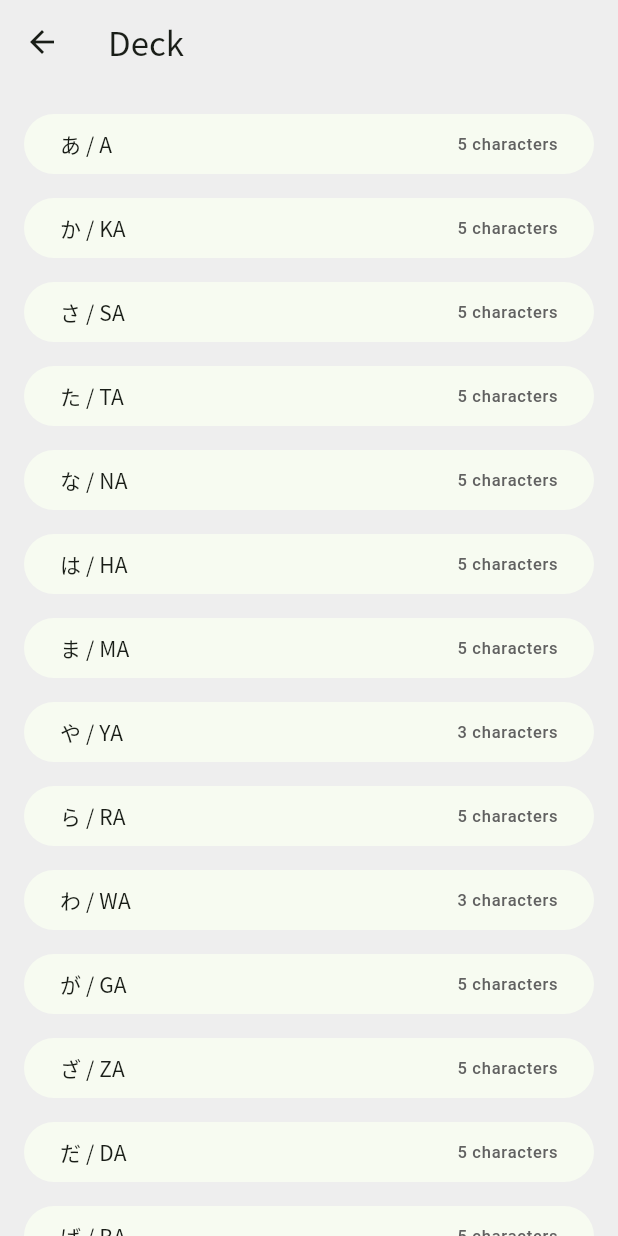
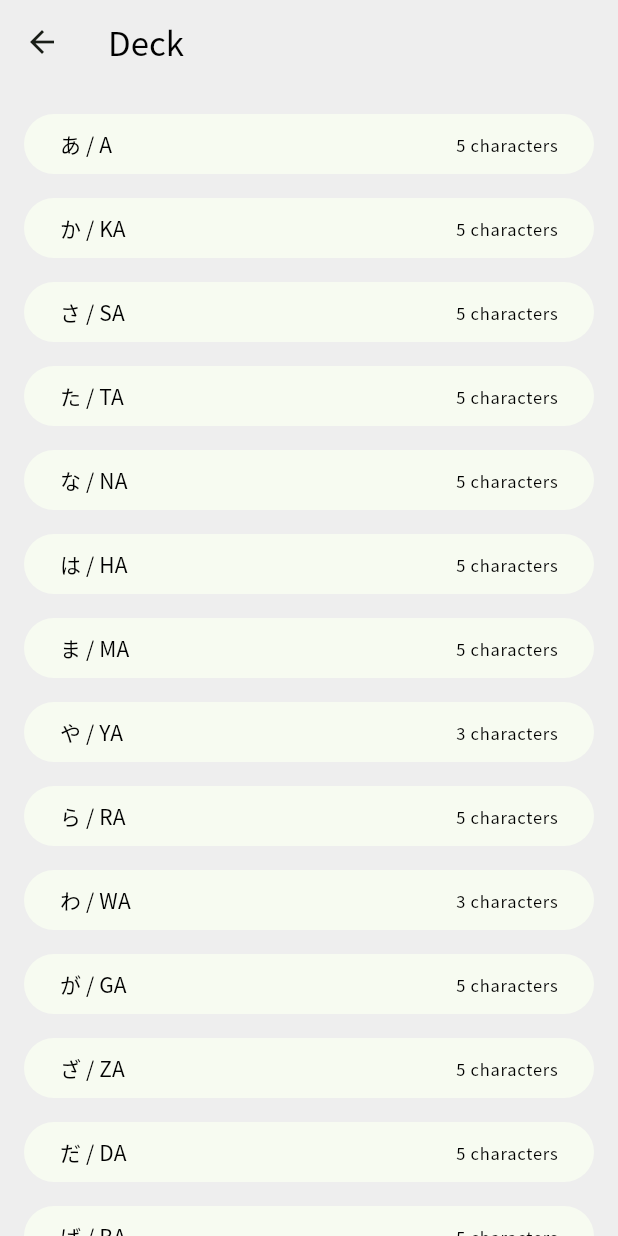
Before and after one commit to ydori/kana, a Flutter app: the screen it shows after launch, after a tap on "Deck", on a phone screen of 412 x 824 dp. Run offline on Flutter 3.47's test engine with Material 3 defaults, Android fonts, the phone set to English and light mode, and no system bars.

Commit message:
fix: define default font on theme

```diff
--- a/lib/feature/chart/hiragana_chart_screen.dart
+++ b/lib/feature/chart/hiragana_chart_screen.dart
@@ -12,10 +12,7 @@ class HiraganaChartScreen extends StatelessWidget {
       appBar: AppBar(
         title: Text(
           "Hiragana",
-          style: Theme.of(context).textTheme.titleLarge?.copyWith(
-            fontFamily: "Noto Sans JP",
-            fontVariations: [FontVariation.weight(500)],
-          ),
+          style: Theme.of(context).textTheme.titleLarge,
         ),
       ),
       body: LayoutBuilder(
--- a/lib/feature/chart/widget/kana_box.dart
+++ b/lib/feature/chart/widget/kana_box.dart
@@ -20,10 +20,7 @@ class KanaBox extends StatelessWidget {
         children: [
           Text(
             kana,
-            style: Theme.of(context).textTheme.titleLarge?.copyWith(
-              fontFamily: "Noto Sans JP",
-              fontVariations: [FontVariation.weight(500)],
-            ),
+            style: Theme.of(context).textTheme.titleLarge,
           ),
           const SizedBox(height: 4.0),
           Text(
--- a/lib/feature/home/home_screen.dart
+++ b/lib/feature/home/home_screen.dart
@@ -61,23 +61,14 @@ class HomeScreen extends StatelessWidget {
                     children: [
                       Text(
                         "Deck",
-                        style:
-                            Theme.of(context).textTheme.titleMedium?.copyWith(
-                          fontFamily: "Noto Sans JP",
-                          fontVariations: [FontVariation.weight(500)],
-                        ),
+                        style: Theme.of(context).textTheme.titleMedium,
                       ),
                       Spacer(),
                       Consumer<QuizModel>(
                         builder: (context, model, child) {
                           return Text(
                             "${model.totalKana} characters",
-                            style: Theme.of(context)
-                                .textTheme
-                                .labelSmall
-                                ?.copyWith(
-                                  color: Colors.grey[700],
-                                ),
+                            style: Theme.of(context).textTheme.labelSmall,
                           );
                         },
                       ),
--- a/lib/feature/home/widget/chart_card.dart
+++ b/lib/feature/home/widget/chart_card.dart
@@ -30,17 +30,12 @@ class ChartCard extends StatelessWidget {
               children: [
                 Text(
                   title,
-                  style: Theme.of(context).textTheme.headlineLarge?.copyWith(
-                    fontFamily: "Noto Sans JP",
-                    fontVariations: [FontVariation.weight(500)],
-                  ),
+                  style: Theme.of(context).textTheme.headlineLarge,
                 ),
                 SizedBox(height: 8.0),
                 Text(
                   subtitle,
                   style: Theme.of(context).textTheme.titleSmall?.copyWith(
-                        fontFamily: "Noto Sans JP",
-                        fontVariations: [FontVariation.weight(500)],
                         color: Colors.grey[700],
                       ),
                 ),
--- a/lib/feature/quiz/deck_screen.dart
+++ b/lib/feature/quiz/deck_screen.dart
@@ -13,10 +13,7 @@ class DeckScreen extends StatelessWidget {
       appBar: AppBar(
         title: Text(
           "Deck",
-          style: Theme.of(context).textTheme.titleLarge?.copyWith(
-            fontFamily: "Noto Sans JP",
-            fontVariations: [FontVariation.weight(500)],
-          ),
+          style: Theme.of(context).textTheme.titleLarge,
         ),
       ),
       body: Consumer<QuizModel>(
@@ -42,17 +39,12 @@ class DeckScreen extends StatelessWidget {
                   children: [
                     Text(
                       "${kanaMap.entries.first.key} / ${kanaMap.entries.first.value}",
-                      style: Theme.of(context).textTheme.labelLarge?.copyWith(
-                        fontFamily: "Noto Sans JP",
-                        fontVariations: [FontVariation.weight(500)],
-                      ),
+                      style: Theme.of(context).textTheme.labelLarge,
                     ),
                     Spacer(),
                     Text(
                       "${kanaMap.length} characters",
-                      style: Theme.of(context).textTheme.labelSmall?.copyWith(
-                            color: Colors.grey[700],
-                          ),
+                      style: Theme.of(context).textTheme.labelSmall,
                     ),
                   ],
                 ),
--- a/lib/main.dart
+++ b/lib/main.dart
@@ -16,11 +16,66 @@ class MyApp extends StatelessWidget {
 
   @override
   Widget build(BuildContext context) {
+    final theme = Theme.of(context);
     return ChangeNotifierProvider(
       create: (context) => QuizModel(),
       child: MaterialApp(
         title: "Kana",
         theme: ThemeData(
+          textTheme: theme.textTheme
+              .copyWith(
+                displayLarge: theme.textTheme.displayLarge?.copyWith(
+                  fontVariations: [FontVariation.weight(500)],
+                ),
+                displayMedium: theme.textTheme.displayMedium?.copyWith(
+                  fontVariations: [FontVariation.weight(500)],
+                ),
+                displaySmall: theme.textTheme.displaySmall?.copyWith(
+                  fontVariations: [FontVariation.weight(500)],
+                ),
+                headlineLarge: theme.textTheme.headlineLarge?.copyWith(
+                  fontVariations: [FontVariation.weight(500)],
+                ),
+                headlineMedium: theme.textTheme.headlineMedium?.copyWith(
+                  fontVariations: [FontVariation.weight(500)],
+                ),
+                headlineSmall: theme.textTheme.headlineSmall?.copyWith(
+                  fontVariations: [FontVariation.weight(500)],
+                ),
+                titleLarge: theme.textTheme.titleLarge?.copyWith(
+                  fontVariations: [FontVariation.weight(500)],
+                ),
+                titleMedium: theme.textTheme.titleMedium?.copyWith(
+                  fontVariations: [FontVariation.weight(500)],
+                ),
+                titleSmall: theme.textTheme.titleSmall?.copyWith(
+                  fontVariations: [FontVariation.weight(500)],
+                ),
+                bodyLarge: theme.textTheme.bodyLarge?.copyWith(
+                  fontVariations: [FontVariation.weight(500)],
+                ),
+                bodyMedium: theme.textTheme.bodyMedium?.copyWith(
+                  fontVariations: [FontVariation.weight(500)],
+                ),
+                bodySmall: theme.textTheme.bodySmall?.copyWith(
+                  fontVariations: [FontVariation.weight(500)],
+                ),
+                labelLarge: theme.textTheme.labelLarge?.copyWith(
+                  fontVariations: [FontVariation.weight(500)],
+                ),
+                labelMedium: theme.textTheme.labelMedium?.copyWith(
+                  fontVariations: [FontVariation.weight(500)],
+                ),
+                labelSmall: theme.textTheme.labelSmall?.copyWith(
+                  fontVariations: [FontVariation.weight(500)],
+                ),
+              )
+              .apply(
+                fontFamily: "Noto Sans JP",
+                bodyColor: Colors.black,
+                displayColor: Colors.black,
+                decorationColor: Colors.black,
+              ),
           colorScheme: ColorScheme.fromSeed(seedColor: Colors.green),
           scaffoldBackgroundColor: Colors.grey[200],
           appBarTheme: AppBarTheme(
```
Also changed, not shown: lib/feature/quiz/quiz_screen.dart (+5 -24 lines).
